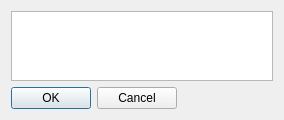
First picture: the form in src/editor/textform.ui, repository ON4QZ/QSSTV, before the edit.
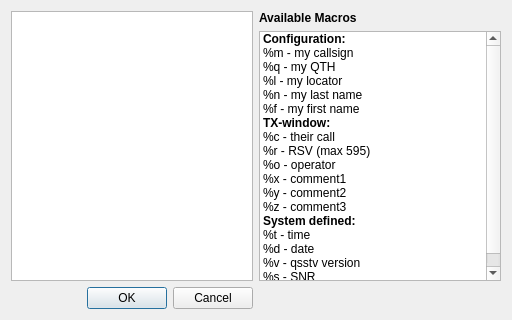
Second picture: the form after the edit.

Commit message:
Add a help for %X macro texts in editor window
When editing a text entry in the editor, provide the existing
macros as a clickable list to pick from. This saves going back
and forth through the documentation when editing text entries.

```diff
--- a/src/editor/textform.ui
+++ b/src/editor/textform.ui
@@ -6,56 +6,202 @@
    <rect>
     <x>0</x>
     <y>0</y>
-    <width>284</width>
-    <height>103</height>
+    <width>512</width>
+    <height>320</height>
    </rect>
   </property>
   <property name="windowTitle">
    <string>Enter text</string>
   </property>
-  <layout class="QVBoxLayout" name="verticalLayout">
-   <item>
+  <layout class="QGridLayout" name="gridLayout">
+   <item row="1" column="0" rowspan="2" colspan="2">
     <widget class="QPlainTextEdit" name="plainTextEdit"/>
    </item>
-   <item>
-    <layout class="QHBoxLayout" name="horizontalLayout">
+   <item row="2" column="2">
+    <widget class="QListWidget" name="listWidget">
      <item>
-      <widget class="QDialogButtonBox" name="buttonBox">
-       <property name="orientation">
-        <enum>Qt::Horizontal</enum>
-       </property>
-       <property name="standardButtons">
-        <set>QDialogButtonBox::Cancel|QDialogButtonBox::Ok</set>
-       </property>
-      </widget>
+      <property name="text">
+       <string>Configuration:</string>
+      </property>
+      <property name="toolTip">
+       <string>&lt;html&gt;&lt;head/&gt;&lt;body&gt;&lt;p&gt;Macros where the value is defined in the configuration&lt;/p&gt;&lt;/body&gt;&lt;/html&gt;</string>
+      </property>
+      <property name="font">
+       <font>
+        <weight>75</weight>
+        <bold>true</bold>
+       </font>
+      </property>
+      <property name="flags">
+       <set>ItemIsDragEnabled|ItemIsEnabled</set>
+      </property>
      </item>
      <item>
-      <spacer name="horizontalSpacer">
-       <property name="orientation">
-        <enum>Qt::Horizontal</enum>
-       </property>
-       <property name="sizeHint" stdset="0">
-        <size>
-         <width>40</width>
-         <height>20</height>
-        </size>
-       </property>
-      </spacer>
+      <property name="text">
+       <string>%m - my callsign</string>
+      </property>
      </item>
-    </layout>
+     <item>
+      <property name="text">
+       <string>%q - my QTH</string>
+      </property>
+     </item>
+     <item>
+      <property name="text">
+       <string>%l - my locator</string>
+      </property>
+     </item>
+     <item>
+      <property name="text">
+       <string>%n - my last name</string>
+      </property>
+     </item>
+     <item>
+      <property name="text">
+       <string>%f - my first name</string>
+      </property>
+     </item>
+     <item>
+      <property name="text">
+       <string>TX-window:</string>
+      </property>
+      <property name="toolTip">
+       <string>&lt;html&gt;&lt;head/&gt;&lt;body&gt;&lt;p&gt;Macros where the value is entered in the TX-window prior to transmission&lt;/p&gt;&lt;/body&gt;&lt;/html&gt;</string>
+      </property>
+      <property name="font">
+       <font>
+        <weight>75</weight>
+        <bold>true</bold>
+       </font>
+      </property>
+      <property name="flags">
+       <set>ItemIsEnabled</set>
+      </property>
+     </item>
+     <item>
+      <property name="text">
+       <string>%c - their call</string>
+      </property>
+      <property name="toolTip">
+       <string>&lt;html&gt;&lt;head/&gt;&lt;body&gt;&lt;p&gt;call of the contacted station&lt;/p&gt;&lt;/body&gt;&lt;/html&gt;</string>
+      </property>
+     </item>
+     <item>
+      <property name="text">
+       <string>%r - RSV (max 595)</string>
+      </property>
+      <property name="toolTip">
+       <string>&lt;html&gt;&lt;head/&gt;&lt;body&gt;&lt;p&gt;RSV (radio-strength-video best is 595) You can also input free text as is sometimes required for contest (e.g. 595#007 or Good Copy)&lt;/p&gt;&lt;/body&gt;&lt;/html&gt;</string>
+      </property>
+     </item>
+     <item>
+      <property name="text">
+       <string>%o - operator</string>
+      </property>
+      <property name="toolTip">
+       <string>&lt;html&gt;&lt;head/&gt;&lt;body&gt;&lt;p&gt;name of operator of the contacted station&lt;/p&gt;&lt;/body&gt;&lt;/html&gt;</string>
+      </property>
+     </item>
+     <item>
+      <property name="text">
+       <string>%x - comment1</string>
+      </property>
+      <property name="toolTip">
+       <string>&lt;html&gt;&lt;head/&gt;&lt;body&gt;&lt;p&gt;comment #1, can be multi-line&lt;/p&gt;&lt;/body&gt;&lt;/html&gt;</string>
+      </property>
+     </item>
+     <item>
+      <property name="text">
+       <string>%y - comment2</string>
+      </property>
+      <property name="toolTip">
+       <string>&lt;html&gt;&lt;head/&gt;&lt;body&gt;&lt;p&gt;comment #2, can be multi-line&lt;/p&gt;&lt;/body&gt;&lt;/html&gt;</string>
+      </property>
+     </item>
+     <item>
+      <property name="text">
+       <string>%z - comment3</string>
+      </property>
+      <property name="toolTip">
+       <string>&lt;html&gt;&lt;head/&gt;&lt;body&gt;&lt;p&gt;comment #3, can be multi-line&lt;/p&gt;&lt;/body&gt;&lt;/html&gt;</string>
+      </property>
+     </item>
+     <item>
+      <property name="text">
+       <string>System defined:</string>
+      </property>
+      <property name="toolTip">
+       <string>&lt;html&gt;&lt;head/&gt;&lt;body&gt;&lt;p&gt;Macros where the value is defined by the system&lt;/p&gt;&lt;/body&gt;&lt;/html&gt;</string>
+      </property>
+      <property name="font">
+       <font>
+        <weight>75</weight>
+        <bold>true</bold>
+       </font>
+      </property>
+      <property name="flags">
+       <set>ItemIsEnabled</set>
+      </property>
+     </item>
+     <item>
+      <property name="text">
+       <string>%t - time</string>
+      </property>
+      <property name="toolTip">
+       <string>&lt;html&gt;&lt;head/&gt;&lt;body&gt;&lt;p&gt;time in hours:minutes format&lt;/p&gt;&lt;/body&gt;&lt;/html&gt;</string>
+      </property>
+     </item>
+     <item>
+      <property name="text">
+       <string>%d - date</string>
+      </property>
+      <property name="toolTip">
+       <string>&lt;html&gt;&lt;head/&gt;&lt;body&gt;&lt;p&gt;date in year/month/day format&lt;/p&gt;&lt;/body&gt;&lt;/html&gt;</string>
+      </property>
+     </item>
+     <item>
+      <property name="text">
+       <string>%v - qsstv version</string>
+      </property>
+     </item>
+     <item>
+      <property name="text">
+       <string>%s - SNR</string>
+      </property>
+      <property name="toolTip">
+       <string>&lt;html&gt;&lt;head/&gt;&lt;body&gt;&lt;p&gt;SNR - only to be used for DRM in the WF Text&lt;/p&gt;&lt;/body&gt;&lt;/html&gt;</string>
+      </property>
+     </item>
+    </widget>
    </item>
-   <item>
-    <spacer name="verticalSpacer">
+   <item row="1" column="2">
+    <widget class="QLabel" name="label">
+     <property name="font">
+      <font>
+       <weight>75</weight>
+       <bold>true</bold>
+      </font>
+     </property>
+     <property name="toolTip">
+      <string>&lt;html&gt;&lt;head/&gt;&lt;body&gt;&lt;p&gt;Macros are replaced by their actual values if the image is stored as a Template (i.e. not yet rendered).&lt;/p&gt;&lt;/body&gt;&lt;/html&gt;</string>
+     </property>
+     <property name="text">
+      <string>Available Macros</string>
+     </property>
+    </widget>
+   </item>
+   <item row="3" column="2">
+    <layout class="QHBoxLayout" name="horizontalLayout"/>
+   </item>
+   <item row="3" column="1">
+    <widget class="QDialogButtonBox" name="buttonBox">
      <property name="orientation">
-      <enum>Qt::Vertical</enum>
+      <enum>Qt::Horizontal</enum>
      </property>
-     <property name="sizeHint" stdset="0">
-      <size>
-       <width>20</width>
-       <height>19</height>
-      </size>
+     <property name="standardButtons">
+      <set>QDialogButtonBox::Cancel|QDialogButtonBox::Ok</set>
      </property>
-    </spacer>
+    </widget>
    </item>
   </layout>
  </widget>
```
The commit also changes 2 other files.
